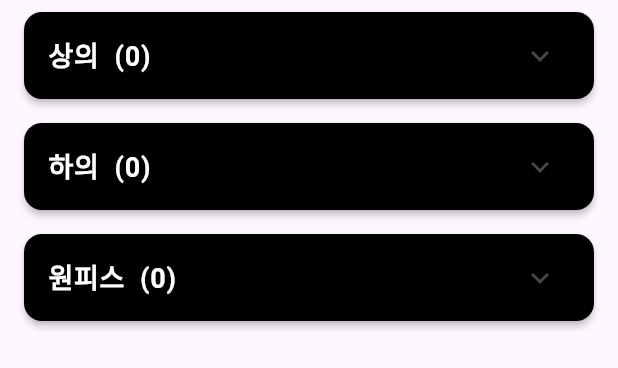
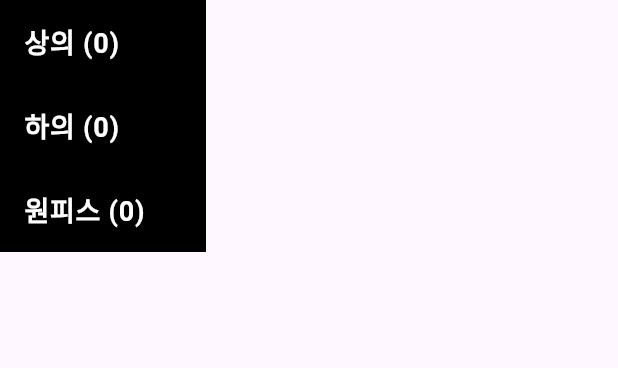
Before and after one commit to BigNo219/public_clotehs_size_app, a Flutter app: the CategorySelectionPage widget shown alone on an empty page, opened directly, on a phone screen of 412 x 824 dp. Shown: the top 368 px of the screen. Run offline on Flutter 3.47's test engine with Material 3 defaults, Android fonts, the light colour scheme and no system bars; our stand-ins replace cached_network_image, cloud_firestore, firebase_core, flutter_dotenv, image_picker, permission_handler; missing offline and left inert: cloudinary_public; accounts and stored records are empty.

Commit message:
사이드 바 형식으로 디자인 변경

```diff
--- a/lib/page/category_selection_page.dart
+++ b/lib/page/category_selection_page.dart
@@ -9,11 +9,11 @@ class CategorySelectionPage extends StatefulWidget {
 
   @override
   _CategorySelectionPageState createState() => _CategorySelectionPageState();
-
 }
 
 class _CategorySelectionPageState extends State<CategorySelectionPage> {
   final RefreshCountFileCategories _refreshCountFileCategories = RefreshCountFileCategories();
+  String? selectedCategory;
 
   @override
   void initState() {
@@ -23,47 +23,68 @@ class _CategorySelectionPageState extends State<CategorySelectionPage> {
 
   @override
   Widget build(BuildContext context) {
-    return ListView.builder(
-      itemCount: clothingCategories.length,
-      itemBuilder: (context, index) {
-        final category = clothingCategories.keys.elementAt(index);
-        final subCategories = clothingCategories[category]!;
-        return Card(
-          color: Colors.black,
-          elevation: 2,
-          margin: EdgeInsets.symmetric(horizontal: 16, vertical: 8),
-          child: ExpansionTile(
-            title: Text(
-              '$category  (${_refreshCountFileCategories.fileCounts[category]?.values.fold(0, (sum, item) => sum + item) ?? 0})',
-              style: TextStyle(fontSize: 18, fontWeight: FontWeight.bold, color: Colors.white),
-            ),
-            children: subCategories.map((subCategory) {
+    return Row(
+      children: [
+        Expanded(
+          flex: 1,
+          child: ListView.builder(
+            itemCount: clothingCategories.length,
+            itemBuilder: (context, index) {
+              final category = clothingCategories.keys.elementAt(index);
               return ListTile(
                 title: Text(
-                  '      - $subCategory  (${_refreshCountFileCategories.fileCounts[category]?[subCategory] ?? 0})',
-                  style: TextStyle(fontSize: 14, fontWeight: FontWeight.bold, color: Colors.white),
+                  '$category (${_refreshCountFileCategories.fileCounts[category]?.values.reduce((a, b) => a + b) ?? 0})',
+                  style: selectedCategory == category ?
+                  TextStyle(fontSize: 18, fontWeight: FontWeight.bold, color: Colors.black) :
+                  TextStyle(fontSize: 18, fontWeight: FontWeight.bold, color: Colors.white),
+                ),
+                onTap: () {
+                  setState(() {
+                    selectedCategory = category;
+                  });
+                },
+                tileColor: selectedCategory == category ? Colors.white : Colors.black,
+              );
+            },
+          ),
+        ),
+        Expanded(
+          flex: 2,
+          child: selectedCategory != null
+              ? ListView.builder(
+            itemCount: clothingCategories[selectedCategory]!.length,
+            itemBuilder: (context, index) {
+              final subCategory = clothingCategories[selectedCategory]![index];
+              return ListTile(
+                title: Text(
+                  '$subCategory  (${_refreshCountFileCategories.fileCounts[selectedCategory]?[subCategory] ?? 0})',
+                  style: selectedCategory == subCategory?
+                  TextStyle(fontSize: 16, color: Colors.black) :
+                  TextStyle(fontSize: 16, color: Colors.white),
                 ),
                 onTap: () {
                   if (widget.onCategorySelected != null) {
-                    widget.onCategorySelected!(category, subCategory);
+                    widget.onCategorySelected!(selectedCategory!, subCategory);
                   } else {
                     Navigator.push(
                       context,
                       MaterialPageRoute(
-                        builder: (context) => CategoryPage(category: category, subCategory: subCategory),
+                        builder: (context) => CategoryPage(category: selectedCategory!, subCategory: subCategory),
                       ),
-                    ).then ((result) {
+                    ).then((result) {
                       if (result != null && result) {
                         _refreshCountFileCategories.countFilesInCategories(clothingCategories);
                       }
                     });
                   }
                 },
+                tileColor: selectedCategory == subCategory ? Colors.grey : Colors.black87,
               );
-            }).toList(),
-          ),
-        );
-      },
+            },
+          )
+              : Container(),
+        ),
+      ],
     );
   }
 }
```
